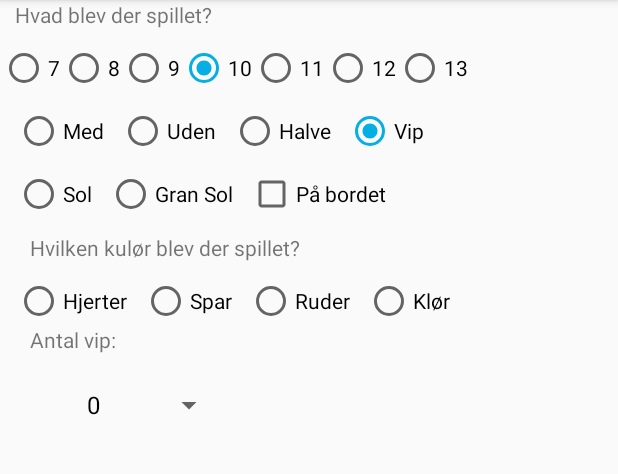
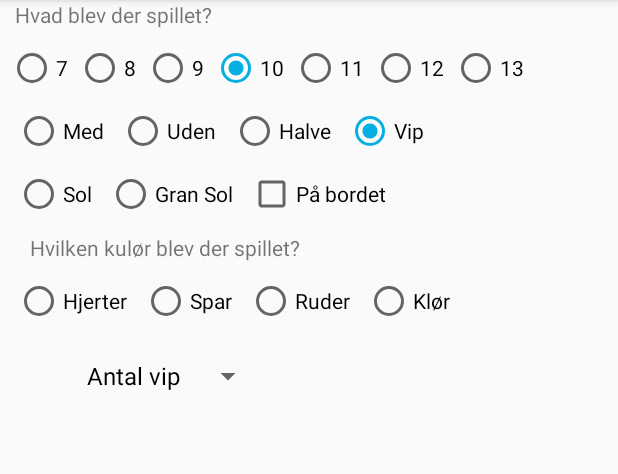
Before and after one commit to Dalphs/GameScoreTracker, an Android app: the WhistRoundResultActivity screen opened directly, with no data from a screen before it, after a tap on "10", on a phone screen of 412 x 824 dp, the part 84-558 px from its top. Run offline under Robolectric (Android 15) with nearby library versions, the phone set to English and light mode, and no system bars; 2 statements that could not run were skipped; 1 other tap on this screen came first.

Commit message:
Updated spinners to show a title and whipSpinner doesnt have 0. Also created listeners for whipSpinner, but still needs implementing

```diff
--- a/app/src/main/java/dk/hawkster/gamescoretracker/View/Whist/SpinnerFragment.java
+++ b/app/src/main/java/dk/hawkster/gamescoretracker/View/Whist/SpinnerFragment.java
@@ -5,9 +5,11 @@ import android.os.Bundle;
 import android.support.annotation.NonNull;
 import android.support.annotation.Nullable;
 import android.support.v4.app.Fragment;
+import android.util.Log;
 import android.view.LayoutInflater;
 import android.view.View;
 import android.view.ViewGroup;
+import android.widget.AdapterView;
 import android.widget.ArrayAdapter;
 import android.widget.Spinner;
 import android.widget.TextView;
@@ -26,11 +28,17 @@ import dk.hawkster.gamescoretracker.R;
 
 public class SpinnerFragment extends Fragment {
 
-    private TextView textView;
     private Spinner spinner;
     private Context context;
-    int number;
-    String text;
+    ArrayList<String> adapter;
+    SpinnerFragmentListener listener;
+    boolean whipSpinner;
+    boolean numberElementChosen;
+
+    public interface SpinnerFragmentListener{
+        void elementChosen();
+        void defaultElementChosen();
+    }
 
     @Nullable
     @Override
@@ -38,43 +46,78 @@ public class SpinnerFragment extends Fragment {
         View v = inflater.inflate(R.layout.fragment_spinner, container, false);
 
         context = v.getContext();
+        adapter = new ArrayList<>();
+
+        spinner = v.findViewById(R.id.spinner_spinner_fragment);
+        spinner.setOnItemSelectedListener(new AdapterView.OnItemSelectedListener() {
+            @Override
+            public void onItemSelected(AdapterView<?> parent, View view, int position, long id) {
+                numberElementChosen = position != 0;
+                if(whipSpinner){
+                    if(numberElementChosen)
+                        listener.elementChosen();
+                    else
+                        listener.defaultElementChosen();
+                }
+            }
+
+            @Override
+            public void onNothingSelected(AdapterView<?> parent) {
+
+            }
+        });
+
+        Bundle args = getArguments();
+
+        if (args != null) {
+            whipSpinner = args.getBoolean("isWhipSpinner");
+            String type = args.getString("type");
+            if (type.equals("counterSpinner")) {
+                String title = args.getString("title");
+                int amount = args.getInt("amount");
+                boolean ascending = args.getBoolean("ascending");
+                boolean includeZero = args.getBoolean("includeZero");
 
 
-        textView = v.findViewById(R.id.text_view_spinner);
-        spinner = v.findViewById(R.id.spinner_spinner_fragment);
-
-        textView.setText(text);
-
-        ArrayList<String> adapter = new ArrayList<>();
-        for (int i = 0; i <= number; i++) {
-            adapter.add(Integer.toString(i));
+                adapter.add(title);
+                if (ascending) {
+                    for (int i = includeZero ? 0 : 1; i <= amount; i++) {
+                        adapter.add(String.valueOf(i));
+                    }
+                } else {
+                    for (int i = amount; i >= (includeZero ? 0 : 1); i--) {
+                        adapter.add(String.valueOf(i));
+                    }
+                }
+            }else if (type.equals("stringSpinner")){
+                adapter = args.getStringArrayList("elementsList");
+            }
+            ArrayAdapter<String> arrayAdapter = new ArrayAdapter<>(context, R.layout.support_simple_spinner_dropdown_item, adapter);
+            spinner.setAdapter(arrayAdapter);
+        }else {
+            throw new RuntimeException("SpinnerFragment must have arguments");
         }
-        ArrayAdapter<String> arrayAdapter = new ArrayAdapter<>(context, R.layout.support_simple_spinner_dropdown_item, adapter);
-        spinner.setAdapter(arrayAdapter);
 
         return v;
     }
 
     @Override
-    public void onCreate(@Nullable Bundle savedInstanceState) {
-        super.onCreate(savedInstanceState);
-
-        Bundle bundle = getArguments();
-
-        number = bundle.getInt("SV");
-        text = bundle.getString("ST");
+    public void onAttach(Context context) {
+        super.onAttach(context);
+        if(context instanceof SpinnerFragmentListener){
+            listener = (SpinnerFragmentListener) context;
+        } else{
+            throw new RuntimeException(context.toString() + " must implement SaveButtonListener");
+        }
     }
 
     @Override
-    public void onAttach(Context context) {
-        super.onAttach(context);
+    public void onDetach() {
+        super.onDetach();
+        listener = null;
     }
 
     public String getItemSelected(){
         return spinner.getSelectedItem().toString();
     }
-
-    public void setEditText(String s){
-        textView.setText(s);
-    }
 }
--- a/app/src/main/java/dk/hawkster/gamescoretracker/View/Whist/WhistRoundResultActivity.java
+++ b/app/src/main/java/dk/hawkster/gamescoretracker/View/Whist/WhistRoundResultActivity.java
@@ -20,7 +20,8 @@ import java.util.List;
 
 import dk.hawkster.gamescoretracker.R;
 
-public class WhistRoundResultActivity extends AppCompatActivity implements SuitsFragment.SuitsFragmentListener, SaveButtonFragment.SaveButtonListener {
+public class WhistRoundResultActivity extends AppCompatActivity implements SuitsFragment.SuitsFragmentListener,
+        SaveButtonFragment.SaveButtonListener, SpinnerFragment.SpinnerFragmentListener {
 
     List<String> players;
 
@@ -117,8 +118,13 @@ public class WhistRoundResultActivity extends AppCompatActivity implements Suits
             if(gameMode == whipButton){
                 if(!whipSpinner.isAdded()) {
                     Bundle args = new Bundle();
-                    args.putString("ST", "Antal vip:");
-                    args.putInt("SV", 3);
+                    args.putString("type", "counterSpinner");
+                    args.putString("title", "Antal vip");
+                    args.putInt("amount", 3);
+                    args.putBoolean("ascending", true);
+                    args.putBoolean("includeZero", false);
+                    args.putBoolean("isWhipSpinner", true);
+
 
                     whipSpinner.setArguments(args);
                     getSupportFragmentManager().beginTransaction().
@@ -177,8 +183,11 @@ public class WhistRoundResultActivity extends AppCompatActivity implements Suits
             tricksCounters.clear();
             for (CheckBox cb: boxesChecked) {
                 Bundle args = new Bundle();
-                args.putString("ST", cb.getText().toString() + "s stik:");
-                args.putInt("SV", 13);
+                args.putString("type", "counterSpinner");
+                args.putString("title", cb.getText().toString() + "s stik");
+                args.putInt("amount", 13);
+                args.putBoolean("ascending", true);
+                args.putBoolean("includeZero", true);
 
                 SpinnerFragment spinnerFragment = new SpinnerFragment();
                 spinnerFragment.setArguments(args);
@@ -188,8 +197,11 @@ public class WhistRoundResultActivity extends AppCompatActivity implements Suits
             }
         } else if(tricksCounters.size() <   1){
             Bundle args = new Bundle();
-            args.putString("ST", "Antal stik");
-            args.putInt("SV", 13);
+            args.putString("type", "counterSpinner");
+            args.putString("title", "Antal stik");
+            args.putInt("amount", 13);
+            args.putBoolean("ascending", false);
+            args.putBoolean("includeZero", true);
 
             SpinnerFragment spinnerFragment = new SpinnerFragment();
             spinnerFragment.setArguments(args);
@@ -337,4 +349,14 @@ public class WhistRoundResultActivity extends AppCompatActivity implements Suits
 
         return players;
     }
+
+    @Override
+    public void elementChosen() {
+        Log.d("ttt", "elementChosen: ");
+    }
+
+    @Override
+    public void defaultElementChosen() {
+        Log.d("ttt", "defaultElementChosen: ");
+    }
 }
--- a/app/src/main/res/layout/activity_whist_round_result.xml
+++ b/app/src/main/res/layout/activity_whist_round_result.xml
@@ -31,42 +31,64 @@
                 android:layout_width="wrap_content"
                 android:layout_height="wrap_content"
                 android:text="@string/number_seven"
+                android:layout_marginLeft="5dp"
+                android:layout_marginStart="5dp"
+                android:layout_marginRight="5dp"
                 android:id="@+id/radiobutton_seven"
-                android:onClick="normalGameModeChosen"/>
+                android:onClick="normalGameModeChosen"
+                />
             <RadioButton
                 android:layout_width="wrap_content"
                 android:layout_height="wrap_content"
                 android:text="@string/number_eight"
+                android:layout_marginLeft="5dp"
+                android:layout_marginStart="5dp"
+                android:layout_marginRight="5dp"
                 android:id="@+id/radiobutton_eight"
                 android:onClick="normalGameModeChosen"/>
             <RadioButton
                 android:layout_width="wrap_content"
                 android:layout_height="wrap_content"
                 android:text="@string/number_nine"
+                android:layout_marginLeft="5dp"
+                android:layout_marginStart="5dp"
+                android:layout_marginRight="5dp"
                 android:id="@+id/radiobutton_nine"
                 android:onClick="normalGameModeChosen"/>
             <RadioButton
                 android:layout_width="wrap_content"
                 android:layout_height="wrap_content"
                 android:text="@string/number_ten"
+                android:layout_marginLeft="5dp"
+                android:layout_marginStart="5dp"
+                android:layout_marginRight="5dp"
                 android:id="@+id/radiobutton_ten"
                 android:onClick="normalGameModeChosen"/>
             <RadioButton
                 android:layout_width="wrap_content"
                 android:layout_height="wrap_content"
                 android:text="@string/number_eleven"
+                android:layout_marginLeft="5dp"
+                android:layout_marginStart="5dp"
+                android:layout_marginRight="5dp"
                 android:id="@+id/radiobutton_eleven"
                 android:onClick="normalGameModeChosen"/>
             <RadioButton
                 android:layout_width="wrap_content"
                 android:layout_height="wrap_content"
                 android:text="@string/number_twelve"
+                android:layout_marginLeft="5dp"
+                android:layout_marginStart="5dp"
+                android:layout_marginRight="5dp"
                 android:id="@+id/radiobutton_twelve"
                 android:onClick="normalGameModeChosen"/>
             <RadioButton
                 android:layout_width="wrap_content"
                 android:layout_height="wrap_content"
                 android:text="@string/number_thirteen"
+                android:layout_marginLeft="5dp"
+                android:layout_marginStart="5dp"
+                android:layout_marginRight="5dp"
                 android:id="@+id/radiobutton_thirteen"
                 android:onClick="normalGameModeChosen"/>
 
--- a/app/src/main/res/layout/fragment_spinner.xml
+++ b/app/src/main/res/layout/fragment_spinner.xml
@@ -4,15 +4,8 @@
     android:layout_height="wrap_content"
     android:orientation="vertical">
 
-    <TextView
+    <Spinner
         android:layout_width="wrap_content"
-        android:layout_height="wrap_content"
-        android:layout_marginStart="20dp"
-        android:id="@+id/text_view_spinner"
-        android:layout_marginLeft="20dp" />
-
-    <Spinner
-        android:layout_width="100dp"
         android:layout_height="wrap_content"
         android:id="@+id/spinner_spinner_fragment"
         android:layout_marginTop="10dp"
```
Also changed, not shown: app/src/main/java/dk/hawkster/gamescoretracker/View/Whist/SaveButtonFragment.java (+9 -3 lines).
